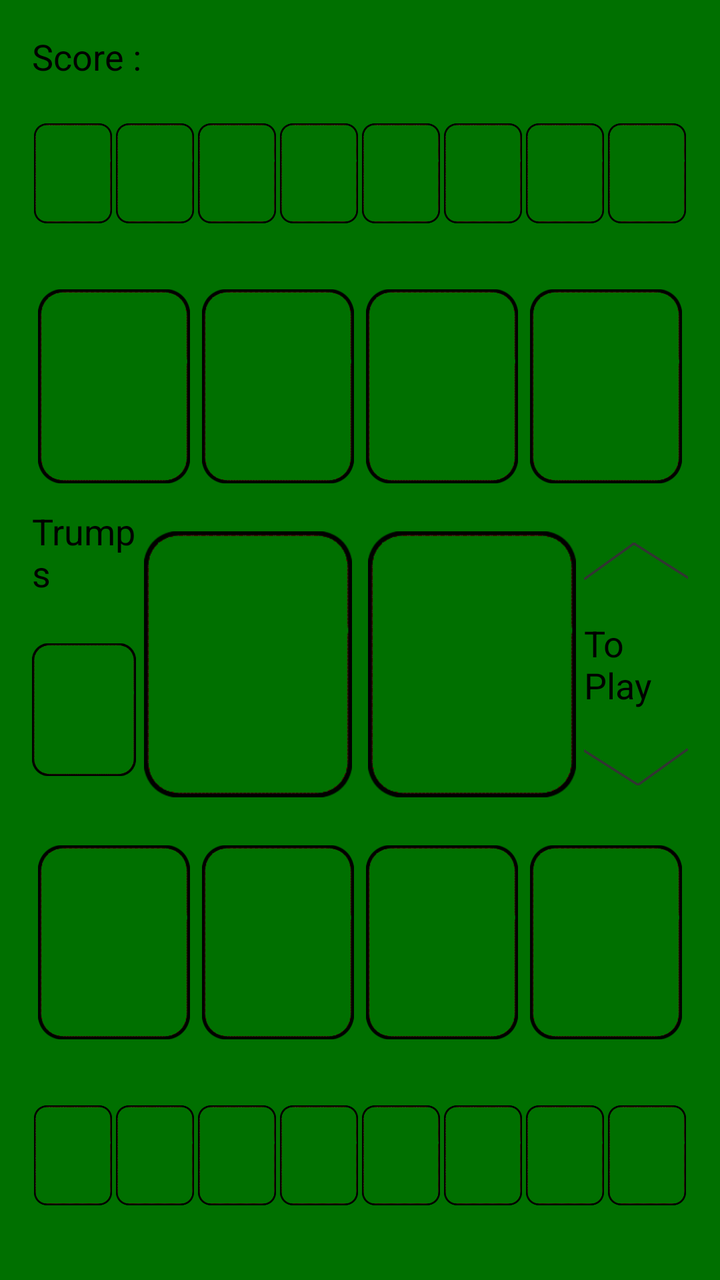
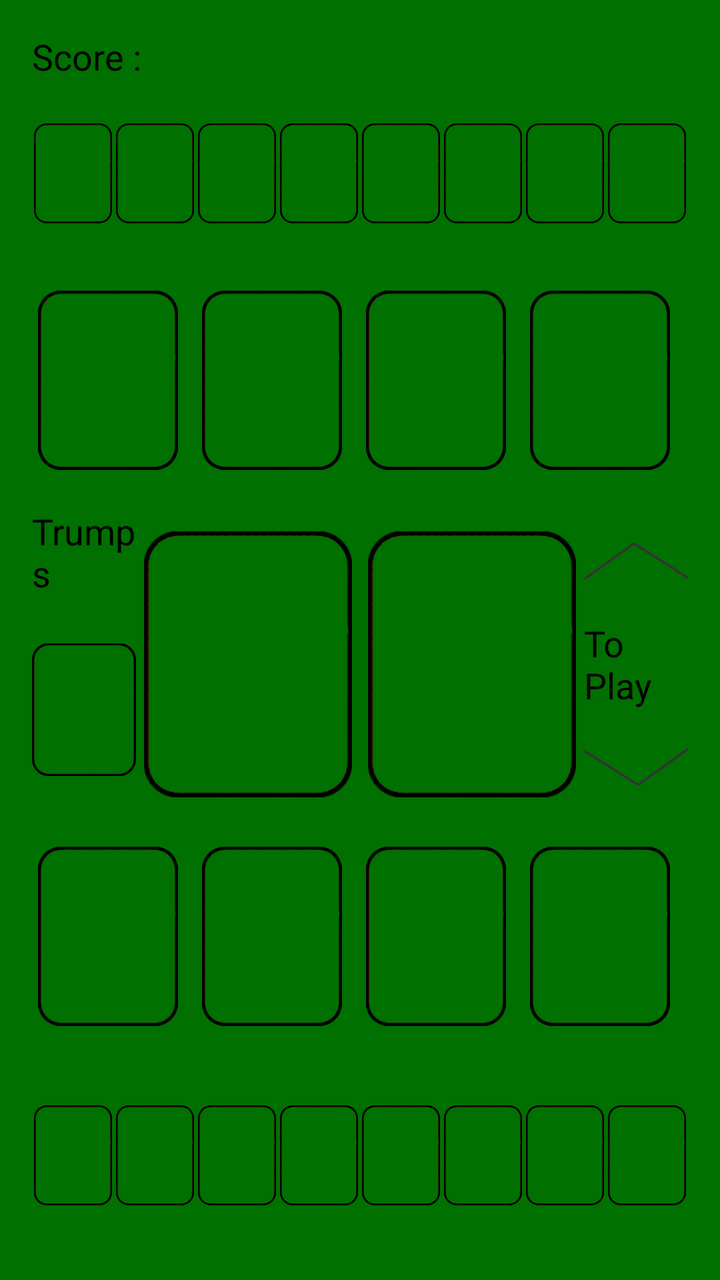

Screens rendered from an Android XML layout before and after an edit, with the pre-edit source and the edit as a unified diff.
<!-- AndroidManifest.xml: application theme AppTheme -->
<!-- res/layout/activity_manille.xml -->
<?xml version="1.0" encoding="utf-8"?>
<androidx.constraintlayout.widget.ConstraintLayout xmlns:android="http://schemas.android.com/apk/res/android"
    xmlns:app="http://schemas.android.com/apk/res-auto"
    xmlns:tools="http://schemas.android.com/tools"
    android:layout_width="match_parent"
    android:layout_height="match_parent"
    android:background="#007000"
    android:paddingLeft="@dimen/activity_horizontal_margin"
    android:paddingTop="@dimen/activity_vertical_margin"
    android:paddingRight="@dimen/activity_horizontal_margin"
    android:paddingBottom="@dimen/activity_vertical_margin"
    tools:context=".ManilleActivity">

    
    <LinearLayout
        android:id="@+id/statusbar"
        android:layout_width="wrap_content"
        android:layout_height="wrap_content"
        android:orientation="horizontal"
        app:layout_constraintStart_toStartOf="parent"
        app:layout_constraintTop_toTopOf="parent">

        <TextView
            android:id="@+id/textView1"
            android:layout_width="wrap_content"
            android:layout_height="wrap_content"
            android:text="@string/Score"
            android:textAppearance="?android:attr/textAppearanceMedium" />

        <TextView
            android:id="@+id/textView2"
            android:layout_width="wrap_content"
            android:layout_height="wrap_content"
            android:textAppearance="?android:attr/textAppearanceMedium" />
    </LinearLayout>

    
    <LinearLayout
        android:id="@+id/opp_hand"
        android:layout_width="0dp"
        android:layout_height="0dp"
        android:gravity="center"
        android:orientation="horizontal"
        app:layout_constraintBottom_toTopOf="@+id/opp_table"
        app:layout_constraintEnd_toEndOf="parent"
        app:layout_constraintStart_toStartOf="parent"
        app:layout_constraintTop_toBottomOf="@id/statusbar"
        app:layout_constraintVertical_chainStyle="spread"
        app:layout_constraintVertical_weight="1.0">

        <ImageView
            android:id="@+id/IVOppHand1"
            style="@style/HandCard"
            android:src="@drawable/card_blank" />

        <ImageView
            android:id="@+id/IVOppHand2"
            style="@style/HandCard"
            android:src="@drawable/card_blank" />

        <ImageView
            android:id="@+id/IVOppHand3"
            style="@style/HandCard"
            android:src="@drawable/card_blank" />

        <ImageView
            android:id="@+id/IVOppHand4"
            style="@style/HandCard"
            android:src="@drawable/card_blank" />

        <ImageView
            android:id="@+id/IVOppHand5"
            style="@style/HandCard"
            android:src="@drawable/card_blank" />

        <ImageView
            android:id="@+id/IVOppHand6"
            style="@style/HandCard"
            android:src="@drawable/card_blank" />

        <ImageView
            android:id="@+id/IVOppHand7"
            style="@style/HandCard"
            android:src="@drawable/card_blank" />

        <ImageView
            android:id="@+id/IVOppHand8"
            style="@style/HandCard"
            android:src="@drawable/card_blank" />
    </LinearLayout>

    
    <LinearLayout
        android:id="@+id/opp_table"
        android:layout_width="0dp"
        android:layout_height="0dp"
        android:gravity="center"
        android:orientation="horizontal"
        app:layout_constraintBottom_toTopOf="@+id/play_cards"
        app:layout_constraintEnd_toEndOf="parent"
        app:layout_constraintStart_toStartOf="parent"
        app:layout_constraintTop_toBottomOf="@id/opp_hand"
        app:layout_constraintVertical_weight="1.3">

        <ImageView
            android:id="@+id/IVOppTable1"
            style="@style/TableCard"
            android:src="@drawable/card_blank" />

        <ImageView
            android:id="@+id/IVOppTable2"
            style="@style/TableCard"
            android:src="@drawable/card_blank" />

        <ImageView
            android:id="@+id/IVOppTable3"
            style="@style/TableCard"
            android:src="@drawable/card_blank" />

        <ImageView
            android:id="@+id/IVOppTable4"
            style="@style/TableCard"
            android:src="@drawable/card_blank" />
    </LinearLayout>

    
    <LinearLayout
        android:id="@+id/play_cards"
        android:layout_width="0dp"
        android:layout_height="0dp"
        android:gravity="center"
        android:orientation="horizontal"
        app:layout_constraintBottom_toTopOf="@+id/my_table"
        app:layout_constraintEnd_toEndOf="parent"
        app:layout_constraintStart_toStartOf="parent"
        app:layout_constraintTop_toBottomOf="@id/opp_table"
        app:layout_constraintVertical_weight="1.7">

        
        <LinearLayout
            android:layout_width="0dp"
            android:layout_height="match_parent"
            android:layout_weight="1"
            android:gravity="center"
            android:orientation="vertical">

            <TextView
                android:id="@+id/TextView01"
                android:layout_width="wrap_content"
                android:layout_height="wrap_content"
                android:text="@string/Trumps"
                android:textAppearance="?android:attr/textAppearanceMedium" />

            <ImageView
                android:id="@+id/IVTrumps"
                android:layout_width="match_parent"
                android:layout_height="0dp"
                android:layout_weight="1"
                android:src="@drawable/card_blank" />
        </LinearLayout>

        
        <ImageView
            android:id="@+id/IVPlay1"
            android:layout_width="0dp"
            android:layout_height="match_parent"
            android:layout_weight="2"
            android:layout_marginHorizontal="4dp"
            android:src="@drawable/card_blank" />

        
        <ImageView
            android:id="@+id/IVPlay2"
            android:layout_width="0dp"
            android:layout_height="match_parent"
            android:layout_weight="2"
            android:layout_marginHorizontal="4dp"
            android:src="@drawable/card_blank" />

        
        <LinearLayout
            android:layout_width="0dp"
            android:layout_height="match_parent"
            android:layout_weight="1"
            android:gravity="center"
            android:orientation="vertical">

            <ImageView
                android:id="@+id/IVTurnOpp"
                android:layout_width="match_parent"
                android:layout_height="0dp"
                android:layout_weight="1"
                android:adjustViewBounds="true"
                android:src="@drawable/uparrow" />

            <TextView
                android:id="@+id/textView3"
                android:layout_width="wrap_content"
                android:layout_height="wrap_content"
                android:text="@string/ToPlay"
                android:textAppearance="?android:attr/textAppearanceMedium" />

            <ImageView
                android:id="@+id/IVTurnMy"
                android:layout_width="match_parent"
                android:layout_height="0dp"
                android:layout_weight="1"
                android:adjustViewBounds="true"
                android:src="@drawable/downarrow" />
        </LinearLayout>
    </LinearLayout>

    
    <LinearLayout
        android:id="@+id/my_table"
        android:layout_width="0dp"
        android:layout_height="0dp"
        android:gravity="center"
        android:orientation="horizontal"
        app:layout_constraintBottom_toTopOf="@+id/my_hand"
        app:layout_constraintEnd_toEndOf="parent"
        app:layout_constraintStart_toStartOf="parent"
        app:layout_constraintTop_toBottomOf="@id/play_cards"
        app:layout_constraintVertical_weight="1.3">

        <ImageView
            android:id="@+id/IVMyTable1"
            style="@style/TableCard"
            android:src="@drawable/card_blank" />

        <ImageView
            android:id="@+id/IVMyTable2"
            style="@style/TableCard"
            android:src="@drawable/card_blank" />

        <ImageView
            android:id="@+id/IVMyTable3"
            style="@style/TableCard"
            android:src="@drawable/card_blank" />

        <ImageView
            android:id="@+id/IVMyTable4"
            style="@style/TableCard"
            android:src="@drawable/card_blank" />
    </LinearLayout>

    
    <LinearLayout
        android:id="@+id/my_hand"
        android:layout_width="0dp"
        android:layout_height="0dp"
        android:gravity="center"
        android:orientation="horizontal"
        app:layout_constraintBottom_toBottomOf="parent"
        app:layout_constraintEnd_toEndOf="parent"
        app:layout_constraintStart_toStartOf="parent"
        app:layout_constraintTop_toBottomOf="@id/my_table"
        app:layout_constraintVertical_weight="1.0">

        <ImageView
            android:id="@+id/IVMyHand1"
            style="@style/HandCard"
            android:src="@drawable/card_blank" />

        <ImageView
            android:id="@+id/IVMyHand2"
            style="@style/HandCard"
            android:src="@drawable/card_blank" />

        <ImageView
            android:id="@+id/IVMyHand3"
            style="@style/HandCard"
            android:src="@drawable/card_blank" />

        <ImageView
            android:id="@+id/IVMyHand4"
            style="@style/HandCard"
            android:src="@drawable/card_blank" />

        <ImageView
            android:id="@+id/IVMyHand5"
            style="@style/HandCard"
            android:src="@drawable/card_blank" />

        <ImageView
            android:id="@+id/IVMyHand6"
            style="@style/HandCard"
            android:src="@drawable/card_blank" />

        <ImageView
            android:id="@+id/IVMyHand7"
            style="@style/HandCard"
            android:src="@drawable/card_blank" />

        <ImageView
            android:id="@+id/IVMyHand8"
            style="@style/HandCard"
            android:src="@drawable/card_blank" />
    </LinearLayout>

</androidx.constraintlayout.widget.ConstraintLayout>
<!-- resources referenced by this layout -->
<resources>
  <dimen name="activity_horizontal_margin">16dp</dimen>
  <dimen name="activity_vertical_margin">16dp</dimen>
  <!-- drawable card_blank: png bitmap (drawable, 6734 bytes) -->
  <!-- drawable downarrow: png bitmap (drawable, 5422 bytes) -->
  <!-- drawable uparrow: png bitmap (drawable, 5363 bytes) -->
  <string name="Score">Score : </string>
  <string name="ToPlay">To Play</string>
  <string name="Trumps">Trumps</string>
  <style name="HandCard" parent="GameCard">
          <item name="android:layout_marginLeft">1dp</item>
          <item name="android:layout_marginRight">1dp</item>
      </style>
  <style name="TableCard" parent="GameCard">
          <item name="android:layout_marginLeft">3dp</item>
          <item name="android:layout_marginRight">3dp</item>
      </style>
  <style name="AppTheme" parent="AppBaseTheme">
          
      </style>
  <style name="GameCard">
          <item name="android:layout_width">0dp</item>
          <item name="android:layout_height">match_parent</item>
          <item name="android:layout_weight">1</item>
          <item name="android:adjustViewBounds">true</item>
      </style>
  <style name="AppBaseTheme" parent="android:Theme.Light">
          
      </style>
</resources>

<!-- the commit's change to res/layout/activity_manille.xml (unified diff, before → after) -->
@@ -90,6 +90,7 @@
     </LinearLayout>
 
     
+    
     <LinearLayout
         android:id="@+id/opp_table"
         android:layout_width="0dp"
@@ -102,34 +103,97 @@
         app:layout_constraintTop_toBottomOf="@id/opp_hand"
         app:layout_constraintVertical_weight="1.3">
 
-        <ImageView
-            android:id="@+id/IVOppTable1"
-            style="@style/TableCard"
-            android:src="@drawable/card_blank" />
-
-        <ImageView
-            android:id="@+id/IVOppTable2"
-            style="@style/TableCard"
-            android:src="@drawable/card_blank" />
-
-        <ImageView
-            android:id="@+id/IVOppTable3"
-            style="@style/TableCard"
-            android:src="@drawable/card_blank" />
-
-        <ImageView
-            android:id="@+id/IVOppTable4"
-            style="@style/TableCard"
-            android:src="@drawable/card_blank" />
+        <FrameLayout
+            style="@style/TableCard">
+            <ImageView
+                android:id="@+id/IVOppTable1Bottom"
+                android:layout_width="match_parent"
+                android:layout_height="match_parent"
+                android:layout_marginStart="6dp"
+                android:layout_marginTop="6dp"
+                android:scaleType="fitCenter"
+                android:src="@drawable/cardback"
+                android:visibility="gone" />
+            <ImageView
+                android:id="@+id/IVOppTable1Top"
+                android:layout_width="match_parent"
+                android:layout_height="match_parent"
+                android:layout_marginEnd="6dp"
+                android:layout_marginBottom="6dp"
+                android:scaleType="fitCenter"
+                android:src="@drawable/card_blank" />
+        </FrameLayout>
+
+        <FrameLayout
+            style="@style/TableCard">
+            <ImageView
+                android:id="@+id/IVOppTable2Bottom"
+                android:layout_width="match_parent"
+                android:layout_height="match_parent"
+                android:layout_marginStart="6dp"
+                android:layout_marginTop="6dp"
+                android:scaleType="fitCenter"
+                android:src="@drawable/cardback"
+                android:visibility="gone" />
+            <ImageView
+                android:id="@+id/IVOppTable2Top"
+                android:layout_width="match_parent"
+                android:layout_height="match_parent"
+                android:layout_marginEnd="6dp"
+                android:layout_marginBottom="6dp"
+                android:scaleType="fitCenter"
+                android:src="@drawable/card_blank" />
+        </FrameLayout>
+
+        <FrameLayout
+            style="@style/TableCard">
+            <ImageView
+                android:id="@+id/IVOppTable3Bottom"
+                android:layout_width="match_parent"
+                android:layout_height="match_parent"
+                android:layout_marginStart="6dp"
+                android:layout_marginTop="6dp"
+                android:scaleType="fitCenter"
+                android:src="@drawable/cardback"
+                android:visibility="gone" />
+            <ImageView
+                android:id="@+id/IVOppTable3Top"
+                android:layout_width="match_parent"
+                android:layout_height="match_parent"
+                android:layout_marginEnd="6dp"
+                android:layout_marginBottom="6dp"
+                android:scaleType="fitCenter"
+                android:src="@drawable/card_blank" />
+        </FrameLayout>
+
+        <FrameLayout
+            style="@style/TableCard">
+            <ImageView
+                android:id="@+id/IVOppTable4Bottom"
+                android:layout_width="match_parent"
+                android:layout_height="match_parent"
+                android:layout_marginStart="6dp"
+                android:layout_marginTop="6dp"
+                android:scaleType="fitCenter"
+                android:src="@drawable/cardback"
+                android:visibility="gone" />
+            <ImageView
+                android:id="@+id/IVOppTable4Top"
+                android:layout_width="match_parent"
+                android:layout_height="match_parent"
+                android:layout_marginEnd="6dp"
+                android:layout_marginBottom="6dp"
+                android:scaleType="fitCenter"
+                android:src="@drawable/card_blank" />
+        </FrameLayout>
     </LinearLayout>
 
     
-    <LinearLayout
+    
+    <FrameLayout
         android:id="@+id/play_cards"
         android:layout_width="0dp"
         android:layout_height="0dp"
-        android:gravity="center"
-        android:orientation="horizontal"
         app:layout_constraintBottom_toTopOf="@+id/my_table"
         app:layout_constraintEnd_toEndOf="parent"
         app:layout_constraintStart_toStartOf="parent"
@@ -138,77 +202,152 @@
 
         
         <LinearLayout
-            android:layout_width="0dp"
+            android:id="@+id/play_row_normal"
+            android:layout_width="match_parent"
             android:layout_height="match_parent"
-            android:layout_weight="1"
             android:gravity="center"
-            android:orientation="vertical">
+            android:orientation="horizontal">
+
+            
+            <LinearLayout
+                android:layout_width="0dp"
+                android:layout_height="match_parent"
+                android:layout_weight="1"
+                android:gravity="center"
+                android:orientation="vertical">
+
+                <TextView
+                    android:id="@+id/TextView01"
+                    android:layout_width="wrap_content"
+                    android:layout_height="wrap_content"
+                    android:text="@string/Trumps"
+                    android:textAppearance="?android:attr/textAppearanceMedium" />
+
+                <ImageView
+                    android:id="@+id/IVTrumps"
+                    android:layout_width="match_parent"
+                    android:layout_height="0dp"
+                    android:layout_weight="1"
+                    android:src="@drawable/card_blank" />
+            </LinearLayout>
+
+            
+            <ImageView
+                android:id="@+id/IVPlay1"
+                android:layout_width="0dp"
+                android:layout_height="match_parent"
+                android:layout_weight="2"
+                android:layout_marginHorizontal="4dp"
+                android:src="@drawable/card_blank" />
+
+            
+            <ImageView
+                android:id="@+id/IVPlay2"
+                android:layout_width="0dp"
+                android:layout_height="match_parent"
+                android:layout_weight="2"
+                android:layout_marginHorizontal="4dp"
+                android:src="@drawable/card_blank" />
+
+            
+            <LinearLayout
+                android:layout_width="0dp"
+                android:layout_height="match_parent"
+                android:layout_weight="1"
+                android:gravity="center"
+                android:orientation="vertical">
+
+                <ImageView
+                    android:id="@+id/IVTurnOpp"
+                    android:layout_width="match_parent"
+                    android:layout_height="0dp"
+                    android:layout_weight="1"
+                    android:adjustViewBounds="true"
+                    android:src="@drawable/uparrow" />
+
+                <TextView
+                    android:id="@+id/textView3"
+                    android:layout_width="wrap_content"
+                    android:layout_height="wrap_content"
+                    android:text="@string/ToPlay"
+                    android:textAppearance="?android:attr/textAppearanceMedium" />
+
+                <ImageView
+                    android:id="@+id/IVTurnMy"
+                    android:layout_width="match_parent"
+                    android:layout_height="0dp"
+                    android:layout_weight="1"
+                    android:adjustViewBounds="true"
+                    android:src="@drawable/downarrow" />
+            </LinearLayout>
+        </LinearLayout>
+
+        
+        <LinearLayout
+            android:id="@+id/trump_picker"
+            android:layout_width="match_parent"
+            android:layout_height="match_parent"
+            android:orientation="vertical"
+            android:gravity="center"
+            android:visibility="gone">
 
             <TextView
-                android:id="@+id/TextView01"
                 android:layout_width="wrap_content"
                 android:layout_height="wrap_content"
-                android:text="@string/Trumps"
-                android:textAppearance="?android:attr/textAppearanceMedium" />
-
-            <ImageView
-                android:id="@+id/IVTrumps"
-                android:layout_width="match_parent"
-                android:layout_height="0dp"
-                android:layout_weight="1"
-                android:src="@drawable/card_blank" />
+                android:text="@string/ChooseTrumps"
+                android:textAppearance="?android:attr/textAppearanceLarge"
+                android:textColor="#FFFFFF"
+                android:layout_marginBottom="8dp" />
+
+            <LinearLayout
+                android:layout_width="match_parent"
+                android:layout_height="wrap_content"
+                android:orientation="horizontal"
+                android:gravity="center">
+
+                <ImageView
+                    android:id="@+id/IVSuit0"
+                    android:layout_width="0dp"
+                    android:layout_height="wrap_content"
+                    android:layout_weight="1"
+                    android:layout_margin="4dp"
+                    android:adjustViewBounds="true"
+                    android:scaleType="fitCenter"
+                    android:src="@drawable/suit0" />
+
+                <ImageView
+                    android:id="@+id/IVSuit1"
+                    android:layout_width="0dp"
+                    android:layout_height="wrap_content"
+                    android:layout_weight="1"
+                    android:layout_margin="4dp"
+                    android:adjustViewBounds="true"
+                    android:scaleType="fitCenter"
+                    android:src="@drawable/suit1" />
+
+                <ImageView
+                    android:id="@+id/IVSuit2"
+                    android:layout_width="0dp"
+                    android:layout_height="wrap_content"
+                    android:layout_weight="1"
+                    android:layout_margin="4dp"
+                    android:adjustViewBounds="true"
+                    android:scaleType="fitCenter"
+                    android:src="@drawable/suit2" />
+
+                <ImageView
+                    android:id="@+id/IVSuit3"
+                    android:layout_width="0dp"
+                    android:layout_height="wrap_content"
+                    android:layout_weight="1"
+                    android:layout_margin="4dp"
+                    android:adjustViewBounds="true"
+                    android:scaleType="fitCenter"
+                    android:src="@drawable/suit3" />
+            </LinearLayout>
         </LinearLayout>
 
-        
-        <ImageView
-            android:id="@+id/IVPlay1"
-            android:layout_width="0dp"
-            android:layout_height="match_parent"
-            android:layout_weight="2"
-            android:layout_marginHorizontal="4dp"
-            android:src="@drawable/card_blank" />
-
-        
-        <ImageView
-            android:id="@+id/IVPlay2"
-            android:layout_width="0dp"
-            android:layout_height="match_parent"
-            android:layout_weight="2"
-            android:layout_marginHorizontal="4dp"
-            android:src="@drawable/card_blank" />
-
-        
-        <LinearLayout
-            android:layout_width="0dp"
-            android:layout_height="match_parent"
-            android:layout_weight="1"
-            android:gravity="center"
-            android:orientation="vertical">
-
-            <ImageView
-                android:id="@+id/IVTurnOpp"
-                android:layout_width="match_parent"
-                android:layout_height="0dp"
-                android:layout_weight="1"
-                android:adjustViewBounds="true"
-                android:src="@drawable/uparrow" />
-
-            <TextView
-                android:id="@+id/textView3"
-                android:layout_width="wrap_content"
-                android:layout_height="wrap_content"
-                android:text="@string/ToPlay"
-                android:textAppearance="?android:attr/textAppearanceMedium" />
-
-            <ImageView
-                android:id="@+id/IVTurnMy"
-                android:layout_width="match_parent"
-                android:layout_height="0dp"
-                android:layout_weight="1"
-                android:adjustViewBounds="true"
-                android:src="@drawable/downarrow" />
-        </LinearLayout>
-    </LinearLayout>
+    </FrameLayout>
 
     
     <LinearLayout
@@ -223,25 +362,89 @@
         app:layout_constraintTop_toBottomOf="@id/play_cards"
         app:layout_constraintVertical_weight="1.3">
 
-        <ImageView
-            android:id="@+id/IVMyTable1"
-            style="@style/TableCard"
-            android:src="@drawable/card_blank" />
-
-        <ImageView
-            android:id="@+id/IVMyTable2"
-            style="@style/TableCard"
-            android:src="@drawable/card_blank" />
-
-        <ImageView
-            android:id="@+id/IVMyTable3"
-            style="@style/TableCard"
-            android:src="@drawable/card_blank" />
-
-        <ImageView
-            android:id="@+id/IVMyTable4"
-            style="@style/TableCard"
-            android:src="@drawable/card_blank" />
+        <FrameLayout
+            style="@style/TableCard">
+            <ImageView
+                android:id="@+id/IVMyTable1Bottom"
+                android:layout_width="match_parent"
+                android:layout_height="match_parent"
+                android:layout_marginStart="6dp"
+                android:layout_marginTop="6dp"
+                android:scaleType="fitCenter"
+                android:src="@drawable/cardback"
+                android:visibility="gone" />
+            <ImageView
+                android:id="@+id/IVMyTable1Top"
+                android:layout_width="match_parent"
+                android:layout_height="match_parent"
+                android:layout_marginEnd="6dp"
+                android:layout_marginBottom="6dp"
+                android:scaleType="fitCenter"
+                android:src="@drawable/card_blank" />
+        </FrameLayout>
+
+        <FrameLayout
+            style="@style/TableCard">
+            <ImageView
+                android:id="@+id/IVMyTable2Bottom"
+                android:layout_width="match_parent"
+                android:layout_height="match_parent"
+                android:layout_marginStart="6dp"
+                android:layout_marginTop="6dp"
+                android:scaleType="fitCenter"
+                android:src="@drawable/cardback"
+                android:visibility="gone" />
+            <ImageView
+                android:id="@+id/IVMyTable2Top"
+                android:layout_width="match_parent"
+                android:layout_height="match_parent"
+                android:layout_marginEnd="6dp"
+                android:layout_marginBottom="6dp"
+                android:scaleType="fitCenter"
+                android:src="@drawable/card_blank" />
+        </FrameLayout>
+
+        <FrameLayout
+            style="@style/TableCard">
+            <ImageView
+                android:id="@+id/IVMyTable3Bottom"
+                android:layout_width="match_parent"
+                android:layout_height="match_parent"
+                android:layout_marginStart="6dp"
+                android:layout_marginTop="6dp"
+                android:scaleType="fitCenter"
+                android:src="@drawable/cardback"
+                android:visibility="gone" />
+            <ImageView
+                android:id="@+id/IVMyTable3Top"
+                android:layout_width="match_parent"
+                android:layout_height="match_parent"
+                android:layout_marginEnd="6dp"
+                android:layout_marginBottom="6dp"
+                android:scaleType="fitCenter"
+                android:src="@drawable/card_blank" />
+        </FrameLayout>
+
+        <FrameLayout
+            style="@style/TableCard">
+            <ImageView
+                android:id="@+id/IVMyTable4Bottom"
+                android:layout_width="match_parent"
+                android:layout_height="match_parent"
+                android:layout_marginStart="6dp"
+                android:layout_marginTop="6dp"
+                android:scaleType="fitCenter"
+                android:src="@drawable/cardback"
+                android:visibility="gone" />
+            <ImageView
+                android:id="@+id/IVMyTable4Top"
+                android:layout_width="match_parent"
+                android:layout_height="match_parent"
+                android:layout_marginEnd="6dp"
+                android:layout_marginBottom="6dp"
+                android:scaleType="fitCenter"
+                android:src="@drawable/card_blank" />
+        </FrameLayout>
     </LinearLayout>
 
     
<!-- resource entries referenced after the edit -->
@@ -3,8 +3,14 @@
   <dimen name="activity_horizontal_margin">16dp</dimen>
   <dimen name="activity_vertical_margin">16dp</dimen>
   <!-- drawable card_blank: png bitmap (drawable, 6734 bytes) -->
+  <!-- drawable cardback: png bitmap (drawable, 81029 bytes) -->
   <!-- drawable downarrow: png bitmap (drawable, 5422 bytes) -->
+  <!-- drawable suit0: png bitmap (drawable, 16547 bytes) -->
+  <!-- drawable suit1: png bitmap (drawable, 14707 bytes) -->
+  <!-- drawable suit2: png bitmap (drawable, 16622 bytes) -->
+  <!-- drawable suit3: png bitmap (drawable, 16672 bytes) -->
   <!-- drawable uparrow: png bitmap (drawable, 5363 bytes) -->
+  <string name="ChooseTrumps">Choose Trumps</string>
   <string name="Score">Score : </string>
   <string name="ToPlay">To Play</string>
   <string name="Trumps">Trumps</string>
